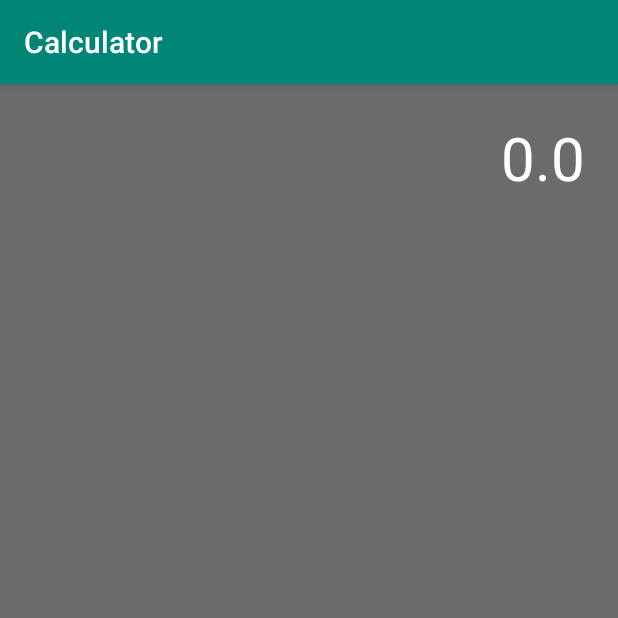
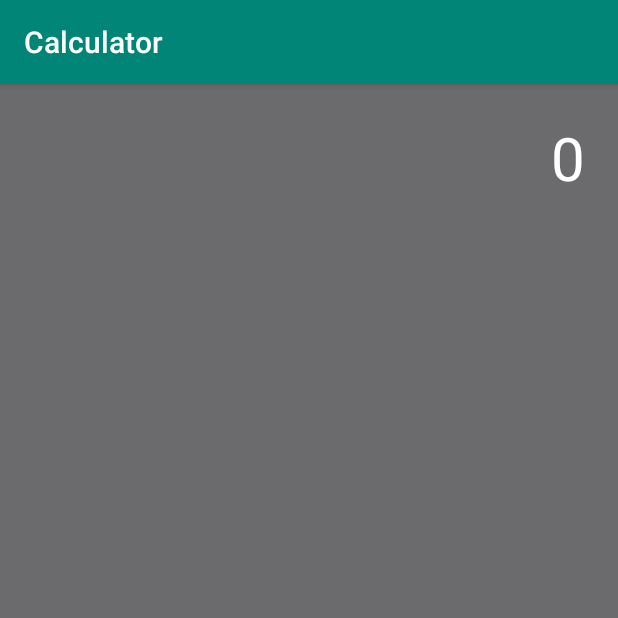
Before and after one commit to Pedestal19/Calculator_Demo, an Android app: the screen it shows after launch (MainActivity), after a tap on "AC", on a phone screen of 412 x 824 dp, the top half of it. Run offline under Robolectric (Android 15) with nearby library versions, the phone set to English and light mode, and no system bars; 1 other tap on this screen came first.

```diff
--- a/app/src/main/java/com/example/calculator/MainActivity.kt
+++ b/app/src/main/java/com/example/calculator/MainActivity.kt
@@ -122,5 +122,8 @@ class MainActivity : AppCompatActivity() {
 
     }
 
-
+    fun buCleanEvent(view: View) {
+        et_showNumber.setText("0")
+        isNewOperation=true
+    }
 }
```
